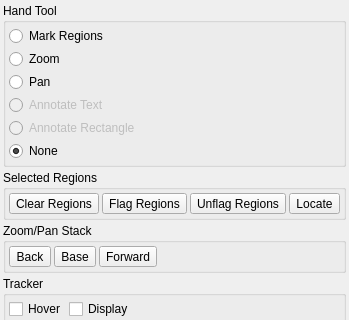
Qt form code/plotms/implement/GuiTabs/PlotMSToolsTab.ui (radio-astro/casa) before a commit; both pictures show x 0 to 349 and y 0 to 320 of the 349 by 565 pixel window.
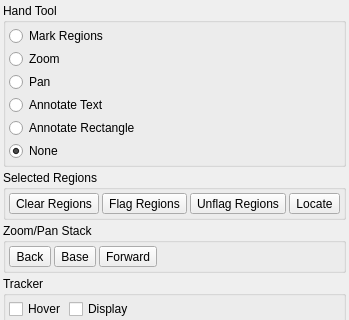
The same form after that commit. Icons and pictures are not drawn.

```diff
--- a/code/plotms/implement/GuiTabs/PlotMSToolsTab.ui
+++ b/code/plotms/implement/GuiTabs/PlotMSToolsTab.ui
@@ -93,9 +93,6 @@
       </item>
       <item>
        <widget class="QRadioButton" name="handAnnotateText" >
-        <property name="enabled" >
-         <bool>false</bool>
-        </property>
         <property name="text" >
          <string>Annotate Text</string>
         </property>
@@ -106,9 +103,6 @@
       </item>
       <item>
        <widget class="QRadioButton" name="handAnnotateRectangle" >
-        <property name="enabled" >
-         <bool>false</bool>
-        </property>
         <property name="text" >
          <string>Annotate Rectangle</string>
         </property>
```
